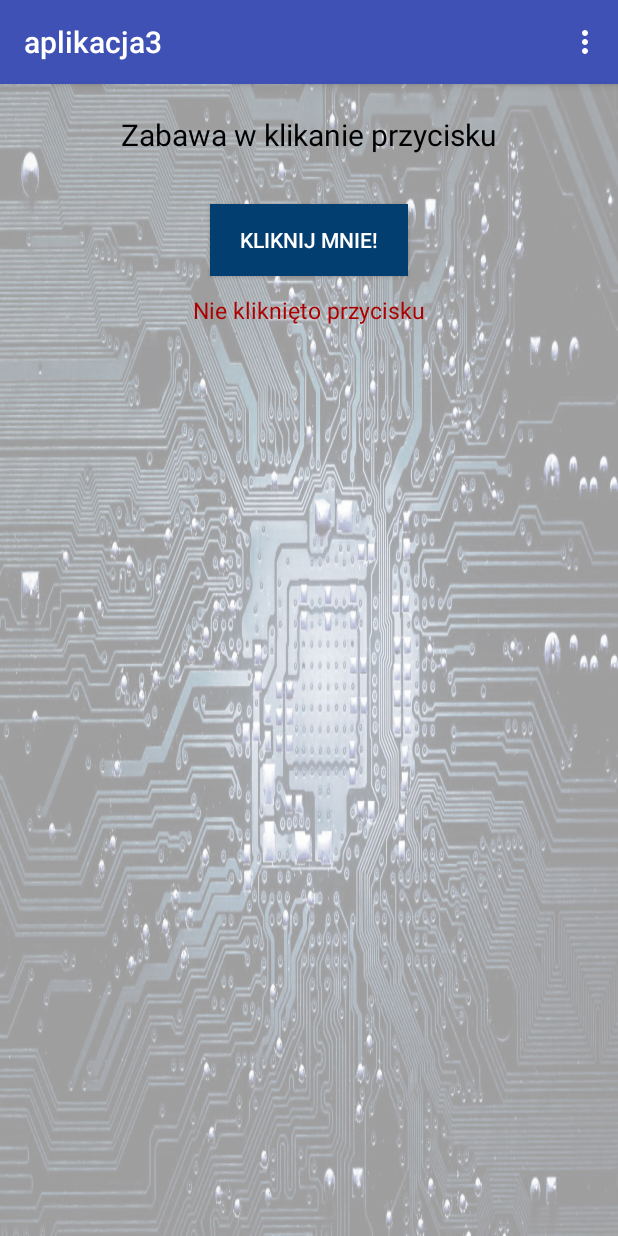
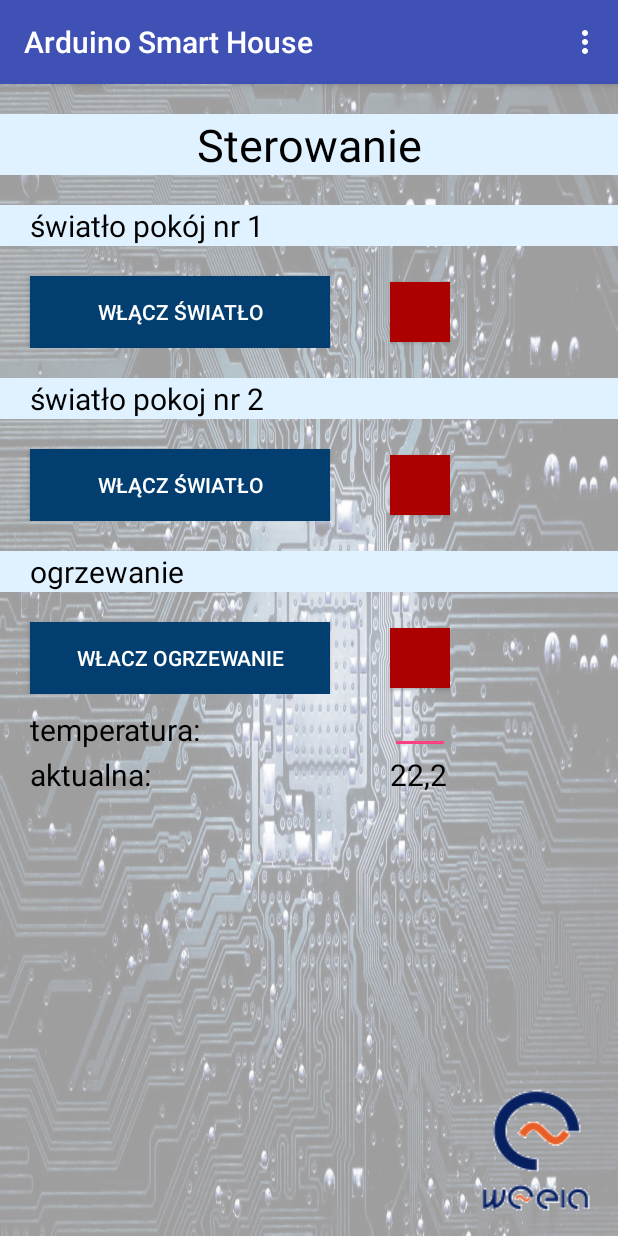
Before and after one commit to evaparadajka/app_android, an Android app: the screen it shows after launch (MainActivity), on a phone screen of 412 x 824 dp. Run offline under Robolectric (Android 15) with nearby library versions, the phone set to English and light mode, and no system bars.

Commit message:
main layout

```diff
--- a/app/src/main/AndroidManifest.xml
+++ b/app/src/main/AndroidManifest.xml
@@ -9,7 +9,8 @@
         android:roundIcon="@mipmap/ic_launcher_round"
         android:supportsRtl="true"
         android:theme="@style/AppTheme">
-        <activity android:name=".MainActivity">
+        <activity android:name=".MainActivity"
+            android:screenOrientation="portrait">
             <intent-filter>
                 <action android:name="android.intent.action.MAIN" />
 
--- a/app/src/main/java/com/ewakesy/aplikacja3/MainActivity.java
+++ b/app/src/main/java/com/ewakesy/aplikacja3/MainActivity.java
@@ -13,17 +13,6 @@ import android.view.MenuItem;
 
 public class MainActivity extends AppCompatActivity {
 
-    Button button1;
-    TextView text1;
-    int btn_cnt=0;
-
-    public void OnButton1Click(View v){
-//        Toast.makeText(getApplicationContext(), getString(R.string.button_say), Toast.LENGTH_SHORT).show();
-        btn_cnt = btn_cnt + 1;
-        text1.setTextColor(getColor(R.color.good));
-        text1.setText(getString(R.string.after_action)+btn_cnt);
-    }
-
     public boolean onCreateOptionsMenu(Menu menu){
         getMenuInflater().inflate(R.menu.main, menu);
         return true;
@@ -32,11 +21,17 @@ public class MainActivity extends AppCompatActivity {
     public boolean onOptionsItemSelected(MenuItem item){
         int id=item.getItemId();
         switch(id){
-            case R.id.action_setttings:
+            case R.id.action_main:
+                Toast.makeText(getApplicationContext(), "Kliknięto: "+getString(R.string.action_main), Toast.LENGTH_SHORT).show();
+                break;
+            case R.id.action_connections:
+                Toast.makeText(getApplicationContext(), "Kliknięto: "+getString(R.string.action_connections), Toast.LENGTH_SHORT).show();
+                break;
+            case R.id.action_settings:
                 Toast.makeText(getApplicationContext(), "Kliknięto: "+getString(R.string.action_settings), Toast.LENGTH_SHORT).show();
                 break;
-            case R.id.action_autor:
-                Toast.makeText(getApplicationContext(), "Kliknięto: "+getString(R.string.autor), Toast.LENGTH_SHORT).show();
+            case R.id.action_about:
+                Toast.makeText(getApplicationContext(), "Kliknięto: "+getString(R.string.action_about), Toast.LENGTH_SHORT).show();
                 break;
         }
         return true;
@@ -46,7 +41,5 @@ public class MainActivity extends AppCompatActivity {
     protected void onCreate(Bundle savedInstanceState) {
         super.onCreate(savedInstanceState);
         setContentView(R.layout.activity_main);
-        button1 = (Button) findViewById(R.id.button1);
-        text1 = (TextView) findViewById(R.id.textView1);
     }
 }
--- a/app/src/main/res/layout/activity_main.xml
+++ b/app/src/main/res/layout/activity_main.xml
@@ -7,24 +7,88 @@
     android:background="@drawable/tlo"
     tools:context=".MainActivity">
 
-    <TextView
-        style="@style/title"
-        android:layout_marginTop="20dp"
-        android:text="@string/title" />
 
-    <Button
-        android:id="@+id/button1"
-        style="@style/button"
-        android:layout_marginTop="80dp"
-        android:onClick="OnButton1Click"
-        android:text="@string/button1" />
 
-    <TextView
-        android:id="@+id/textView1"
-        style="@style/caption"
-        android:layout_marginTop="140dp"
-        android:text="@string/before_action"
-        android:textColor="@color/bad" />
+    <LinearLayout
+            android:layout_width="match_parent"
+            android:layout_height="wrap_content"
+            android:orientation="vertical">
+
+        <TextView
+            style="@style/title"
+            android:text="@string/action_main" />
+
+        <TextView
+            style="@style/subtitle"
+            android:text="@string/sub_light1" />
+
+        <TableLayout
+            android:layout_width="wrap_content"
+            android:layout_height="wrap_content">
+
+            <TableRow>
+                <Button
+                    style="@style/button"
+                    android:text="@string/but_light_on" />
+                <Button
+                    style="@style/flag"
+                    android:layout_marginTop="20dp" />
+            </TableRow>
+        </TableLayout>
+
+        <TextView
+            style="@style/subtitle"
+            android:text="@string/sub_light2" />
+
+        <TableLayout
+            android:layout_width="wrap_content"
+            android:layout_height="wrap_content">
+
+            <TableRow>
+                <Button
+                    style="@style/button"
+                    android:text="@string/but_light_on" />
+                <Button
+                    style="@style/flag" />
+            </TableRow>
+        </TableLayout>
+
+        <TextView
+            style="@style/subtitle"
+            android:text="@string/sub_heater" />
+
+        <TableLayout
+            android:layout_width="wrap_content"
+            android:layout_height="wrap_content">
+
+            <TableRow>
+                <Button
+                    style="@style/button"
+                    android:text="@string/but_heat_on" />
+                <Button
+                    style="@style/flag" />
+            </TableRow>
+
+            <TableRow>
+                <TextView
+                    style="@style/caption"
+                    android:text="@string/cap_set_tem" />
+                <EditText
+                    style="@style/info" />
+            </TableRow>
+
+            <TableRow>
+                <TextView
+                    style="@style/caption"
+                    android:text="@string/cap_actual_tem" />
+                <TextView
+                    style="@style/info"
+                    android:text="22,2" />
+            </TableRow>
+        </TableLayout>
+
+    </LinearLayout>
+
 
     <android.support.constraint.Guideline
         android:id="@+id/guideline"
@@ -33,4 +97,11 @@
         android:orientation="vertical"
         app:layout_constraintGuide_begin="20dp" />
 
+    <ImageView
+        android:layout_width="wrap_content"
+        android:layout_height="wrap_content"
+        android:layout_alignParentEnd="true"
+        android:layout_alignParentBottom="true"
+        app:srcCompat="@drawable/logoweeia" />
+
 </RelativeLayout>
--- a/app/src/main/res/menu/main.xml
+++ b/app/src/main/res/menu/main.xml
@@ -3,13 +3,23 @@
     xmlns:android="http://schemas.android.com/apk/res/android">
 
     <item
-        android:id="@+id/action_setttings"
+        android:id="@+id/action_main"
+        android:orderInCategory="100"
+        android:title="@string/action_main" />
+
+    <item
+        android:id="@+id/action_connections"
+        android:orderInCategory="100"
+        android:title="@string/action_connections" />
+
+    <item
+        android:id="@+id/action_settings"
         android:orderInCategory="100"
         android:title="@string/action_settings" />
 
     <item
-        android:id="@+id/action_autor"
+        android:id="@+id/action_about"
         android:orderInCategory="110"
-        android:title="@string/autor" />
+        android:title="@string/action_about" />
 
 </menu>
--- a/app/src/main/res/values/strings.xml
+++ b/app/src/main/res/values/strings.xml
@@ -1,10 +1,32 @@
 <resources>
-    <string name="app_name">aplikacja3</string>
+    <string name="app_name">Arduino Smart House</string>
+
+    <!-- old ones -->
     <string name="title">Zabawa w klikanie przycisku</string>
     <string name="button1">Kliknij mnie!</string>
     <string name="button_say">AAA nie klikaj!</string>
     <string name="before_action">Nie kliknięto przycisku</string>
     <string name="after_action">Przycisk kliknięty: </string>
+
+    <!-- menu options -->
+    <string name="action_main">Sterowanie</string>
+    <string name="action_connections">Bluetooth</string>
     <string name="action_settings">Ustawienia</string>
-    <string name="autor">O autorze</string>
+    <string name="action_about">Informacje</string>
+
+    <!-- smart house subtitles -->
+    <string name="sub_light1">światło pokój nr 1</string>
+    <string name="sub_light2">światło pokoj nr 2</string>
+    <string name="sub_heater">ogrzewanie</string>
+
+    <!-- smart house buttons -->
+    <string name="but_light_on">włącz światło</string>
+    <string name="but_light_off">zgaś światło</string>
+    <string name="but_heat_on">włacz ogrzewanie</string>
+    <string name="but_heat_off">wyłącz ogrzewanie</string>
+
+    <!-- smart house captions -->
+    <string name="cap_set_tem">temperatura: </string>
+    <string name="cap_actual_tem">aktualna: </string>
+
 </resources>
--- a/app/src/main/res/values/styles.xml
+++ b/app/src/main/res/values/styles.xml
@@ -8,36 +8,62 @@
         <item name="colorAccent">@color/colorAccent</item>
     </style>
 
+    <style name="title">
+        <item name="android:layout_marginTop">20dp</item>
+        <item name="android:layout_height">wrap_content</item>
+        <item name="android:layout_width">match_parent</item>
+        <item name="android:textAlignment">center</item>
+        <item name="android:textSize">30dp</item>
+        <item name="android:textColor">@color/texts</item>
+        <item name="android:background">@color/background_light</item>
+    </style>
+
+    <style name="subtitle">
+        <item name="android:layout_marginTop">20dp</item>
+        <item name="android:paddingLeft">20dp</item>
+        <item name="android:layout_height">wrap_content</item>
+        <item name="android:layout_width">match_parent</item>
+        <item name="android:textSize">20dp</item>
+        <item name="android:textColor">@color/texts</item>
+        <item name="android:background">@color/background_light</item>
+    </style>
+
     <style name="button">
-        <item name="android:layout_width">wrap_content</item>
+        <item name="android:layout_width">200dp</item>
         <item name="android:layout_height">wrap_content</item>
         <item name="android:layout_alignParentTop">true</item>
         <item name="android:layout_centerHorizontal">true</item>
         <item name="android:paddingLeft">20dp</item>
         <item name="android:paddingRight">20dp</item>
+        <item name="android:layout_marginLeft">20dp</item>
+        <item name="android:layout_marginTop">20dp</item>
         <item name="android:textColor">@color/buttons_texts</item>
         <item name="android:background">@color/buttons</item>
     </style>
 
-    <style name="title">
+    <style name="flag">
+        <item name="android:layout_width">40dp</item>
+        <item name="android:layout_height">40dp</item>
+        <item name="android:layout_marginLeft">40dp</item>
+        <item name="android:layout_marginTop">20dp</item>
+        <item name="android:background">@color/bad</item>
+    </style>
+
+    <style name="caption">
+        <item name="android:paddingLeft">20dp</item>
+        <item name="android:layout_height">wrap_content</item>
         <item name="android:layout_width">wrap_content</item>
-        <item name="android:layout_height">wrap_content</item>
-        <item name="android:layout_alignParentTop">true</item>
-        <item name="android:layout_centerHorizontal">true</item>
-        <item name="android:paddingLeft">20dp</item>
-        <item name="android:paddingRight">20dp</item>
         <item name="android:textSize">20dp</item>
         <item name="android:textColor">@color/texts</item>
     </style>
 
-    <style name="caption">
-        <item name="android:layout_width">wrap_content</item>
+    <style name="info">
+        <item name="android:layout_marginLeft">40dp</item>
         <item name="android:layout_height">wrap_content</item>
-        <item name="android:layout_alignParentTop">true</item>
-        <item name="android:layout_centerHorizontal">true</item>
-        <item name="android:paddingLeft">10dp</item>
-        <item name="android:paddingRight">10dp</item>
-        <item name="android:textSize">15dp</item>
+        <item name="android:maxWidth">40dp</item>
+        <item name="android:maxHeight">40dp</item>
+        <item name="android:textSize">20dp</item>
         <item name="android:textColor">@color/texts</item>
     </style>
+
 </resources>
```
Also changed, not shown: app/src/main/res/drawable/logoweeia.png (added).
